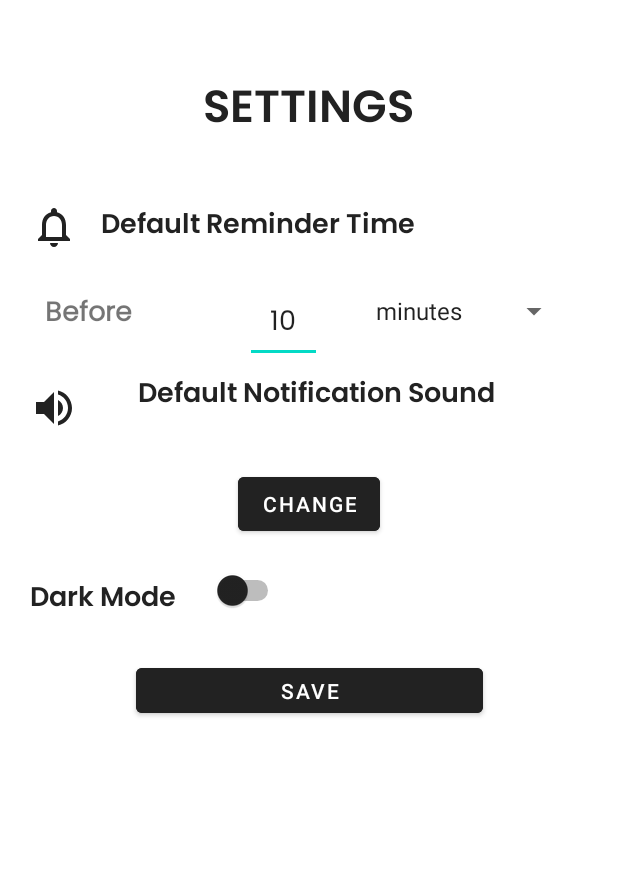
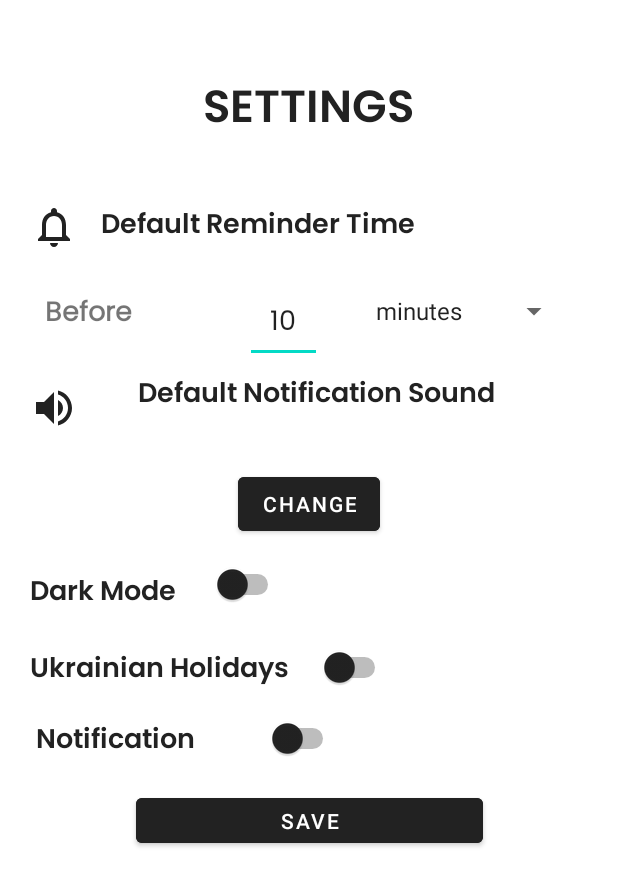
Before and after one commit to julykaniuk/seven-app, an Android app: the SettingsActivity screen opened directly, with no data from a screen before it, on a phone screen of 412 x 824 dp. Shown: the top 886 px of the screen. Run offline under Robolectric (Android 15) with nearby library versions, the phone set to English and light mode, and no system bars.

Commit message:
Налаштування в додатку увімкнення і вимкнення сповіщень

```diff
--- a/app/src/main/java/com/example/sevenapp/CalendarNotificationChannel.java
+++ b/app/src/main/java/com/example/sevenapp/CalendarNotificationChannel.java
@@ -1,8 +1,6 @@
 package com.example.sevenapp;
 
-
 import android.app.Application;
-import android.app.Notification;
 import android.app.NotificationChannel;
 import android.app.NotificationManager;
 import android.os.Build;
@@ -23,12 +21,10 @@ public class CalendarNotificationChannel extends Application {
                     "Event notifications",
                     NotificationManager.IMPORTANCE_HIGH
             );
-            channel1.setSound(null, null);
             channel1.setDescription("Notifications which remind the event before it's happened.");
 
             NotificationManager manager = getSystemService(NotificationManager.class);
             manager.createNotificationChannel(channel1);
-
         }
     }
 }
--- a/app/src/main/java/com/example/sevenapp/SettingsActivity.java
+++ b/app/src/main/java/com/example/sevenapp/SettingsActivity.java
@@ -31,7 +31,7 @@ public class SettingsActivity extends AppCompatActivity {
     EditText amount;
     Spinner timeSpinner;
     Button changeButton, saveButtonSettings;
-    Switch darkMode;
+    Switch darkMode, ukrainianHolidaysSwitch, notiSwitch;
     SharedPreferences sharedPreferences;
     int dateSP;
     boolean darkSP;
@@ -43,6 +43,8 @@ public class SettingsActivity extends AppCompatActivity {
     public static final String NotificationSound = "NotificationSoundKey";
     public static final String DarkMode = "DarkModeKey";
 
+    public static final String NotificationEnabled = "NotificationEnabledKey";
+
     @Override
     protected void onCreate(Bundle savedInstanceState) {
         super.onCreate(savedInstanceState);
@@ -53,10 +55,19 @@ public class SettingsActivity extends AppCompatActivity {
         changeButton = findViewById(R.id.changeButton);
         darkMode = findViewById(R.id.darkSwitch);
         saveButtonSettings = findViewById(R.id.saveButtonSettings);
+        ukrainianHolidaysSwitch = findViewById(R.id.holiSwitch);
+        notiSwitch = findViewById(R.id.notiSwitch);
 
         sharedPreferences = getSharedPreferences(MyPreferences, Context.MODE_PRIVATE);
 
-
+        notiSwitch.setOnCheckedChangeListener(new CompoundButton.OnCheckedChangeListener() {
+            @Override
+            public void onCheckedChanged(CompoundButton buttonView, boolean isChecked) {
+                SharedPreferences.Editor editor = sharedPreferences.edit();
+                editor.putBoolean(NotificationEnabled, isChecked);
+                editor.apply();
+            }
+        });
         ArrayAdapter<String> dateAdapter = new ArrayAdapter<String>(SettingsActivity.this,
                 android.R.layout.simple_list_item_1, getResources().getStringArray(R.array.date_array));
         dateAdapter.setDropDownViewResource(android.R.layout.simple_spinner_dropdown_item);
@@ -144,6 +155,7 @@ public class SettingsActivity extends AppCompatActivity {
         darkSP = sharedPreferences.getBoolean(DarkMode, false);
         amountSP = sharedPreferences.getString(ReminderAmount, "10");
         dateSP = sharedPreferences.getInt(ReminderDate, 0);
+        notiSwitch.setChecked(sharedPreferences.getBoolean(NotificationEnabled, false));
 
         darkMode.setChecked(darkSP);
         amount.setText(amountSP);
--- a/app/src/main/res/layout/activity_settings.xml
+++ b/app/src/main/res/layout/activity_settings.xml
@@ -113,10 +113,10 @@
         android:layout_height="42dp"
         android:backgroundTint="@color/black"
         android:text="@string/save"
+        android:layout_marginTop="16dp"
         app:layout_constraintEnd_toEndOf="parent"
-        android:layout_marginTop="24dp"
         app:layout_constraintStart_toStartOf="parent"
-        app:layout_constraintTop_toBottomOf="@+id/textView9" />
+        app:layout_constraintTop_toBottomOf="@+id/noti" />
 
     <Button
         android:id="@+id/changeButton"
@@ -134,7 +134,7 @@
         android:layout_width="wrap_content"
         android:layout_height="wrap_content"
         android:layout_marginStart="20dp"
-        android:layout_marginTop="24dp"
+        android:layout_marginTop="20dp"
         android:fontFamily="@font/poppins_semibold"
         android:text="@string/darkMode"
         android:textColor="@color/black"
@@ -147,10 +147,62 @@
         android:id="@+id/darkSwitch"
         android:layout_width="wrap_content"
         android:layout_height="wrap_content"
-        android:layout_marginTop="20dp"
         android:layout_marginStart="24dp"
+        android:layout_marginTop="16dp"
         android:thumbTint="@color/black"
         app:layout_constraintStart_toEndOf="@+id/textView9"
         app:layout_constraintTop_toBottomOf="@+id/changeButton" />
 
+    <TextView
+        android:id="@+id/holiday"
+        android:layout_width="wrap_content"
+        android:layout_height="wrap_content"
+        android:fontFamily="@font/poppins_semibold"
+        android:text="@string/ukrainianholidays"
+        android:textColor="@color/black"
+
+        android:layout_marginStart="20dp"
+        android:layout_marginTop="20dp"
+        android:textSize="18sp"
+        android:textStyle="bold"
+        app:layout_constraintStart_toStartOf="parent"
+        app:layout_constraintTop_toBottomOf="@+id/textView9" />
+
+    <Switch
+        android:id="@+id/holiSwitch"
+        android:layout_width="wrap_content"
+        android:layout_height="wrap_content"
+
+        android:layout_marginStart="20dp"
+        android:layout_marginTop="28dp"
+        android:thumbTint="@color/black"
+        app:layout_constraintStart_toEndOf="@+id/holiday"
+        app:layout_constraintTop_toBottomOf="@+id/darkSwitch" />
+
+    <TextView
+        android:id="@+id/noti"
+        android:layout_width="wrap_content"
+        android:layout_height="wrap_content"
+        android:fontFamily="@font/poppins_semibold"
+        android:text="@string/notification"
+        android:textColor="@color/black"
+
+        android:layout_marginStart="24dp"
+        android:layout_marginTop="16dp"
+        android:textSize="18sp"
+        android:textStyle="bold"
+        app:layout_constraintStart_toStartOf="parent"
+        app:layout_constraintTop_toBottomOf="@+id/holiday" />
+
+    <Switch
+        android:id="@+id/notiSwitch"
+        android:layout_width="wrap_content"
+        android:layout_height="wrap_content"
+
+        android:layout_marginStart="48dp"
+        android:layout_marginTop="20dp"
+        android:thumbTint="@color/black"
+        app:layout_constraintStart_toEndOf="@+id/noti"
+        app:layout_constraintTop_toBottomOf="@+id/holiSwitch" />
+
 </androidx.constraintlayout.widget.ConstraintLayout>
--- a/app/src/main/res/values/strings.xml
+++ b/app/src/main/res/values/strings.xml
@@ -113,6 +113,8 @@
 
     <!--Setting-->
     <string name="change">Change</string>
+    <string name="ukrainianholidays">Ukrainian Holidays</string>
+
     <string name="setting">SETTINGS</string>
     <string name="default_reminder_time">Default Reminder Time</string>
     <string-array name="date_array">
@@ -121,9 +123,6 @@
         <item>days</item>
     </string-array>
     <string name="default_notification_sound">Default Notification Sound</string>
-    <string name="appwidget_text">EXAMPLE</string>
-    <string name="add_widget">Add widget</string>
-    <string name="app_widget_description">This is an app widget description</string>
 
 
 </resources>
```
Also changed, not shown: app/src/main/AndroidManifest.xml (+9 -0 lines), app/src/main/java/com/example/sevenapp/AlertReceiver.java (+39 -21 lines), 1 other file.
